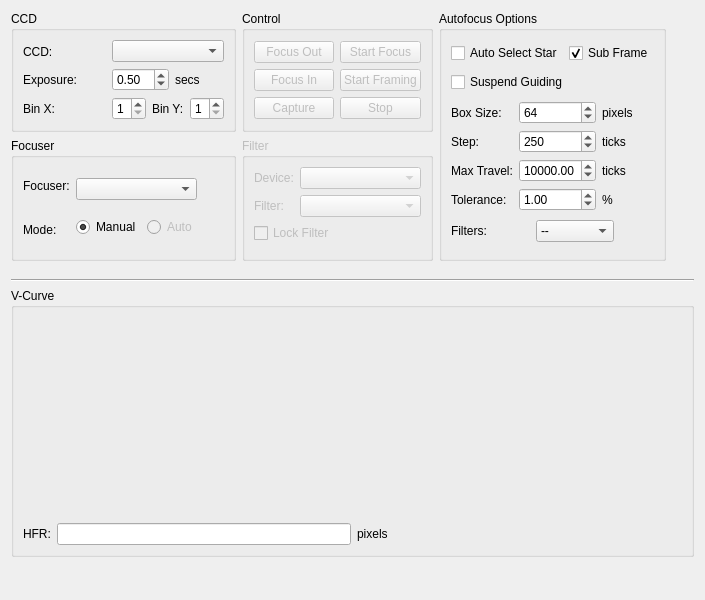
Before: the Qt Designer form kstars/ekos/focus.ui in KDE/kstars, drawn with Qt 5.
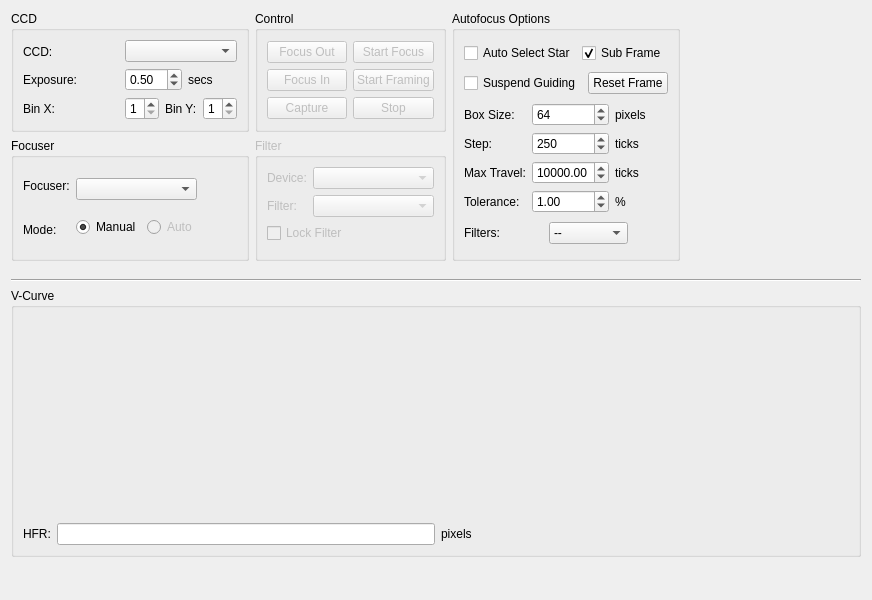
After: the same form once the commit is applied. Custom widgets are drawn as their Qt base class.

Commit message: Add reset focus frame buttom

```diff
--- a/kstars/ekos/focus.ui
+++ b/kstars/ekos/focus.ui
@@ -6,7 +6,7 @@
    <rect>
     <x>0</x>
     <y>0</y>
-    <width>705</width>
+    <width>872</width>
     <height>600</height>
    </rect>
   </property>
@@ -415,6 +415,16 @@
             </property>
            </widget>
           </item>
+          <item>
+           <widget class="QPushButton" name="resetFrameB">
+            <property name="toolTip">
+             <string>Reset frame to full capture</string>
+            </property>
+            <property name="text">
+             <string>Reset Frame</string>
+            </property>
+           </widget>
+          </item>
          </layout>
         </item>
         <item>
```
Left out of the diff: 108 changed lines with no effect on the pictures. The commit also changes 2 other files.
